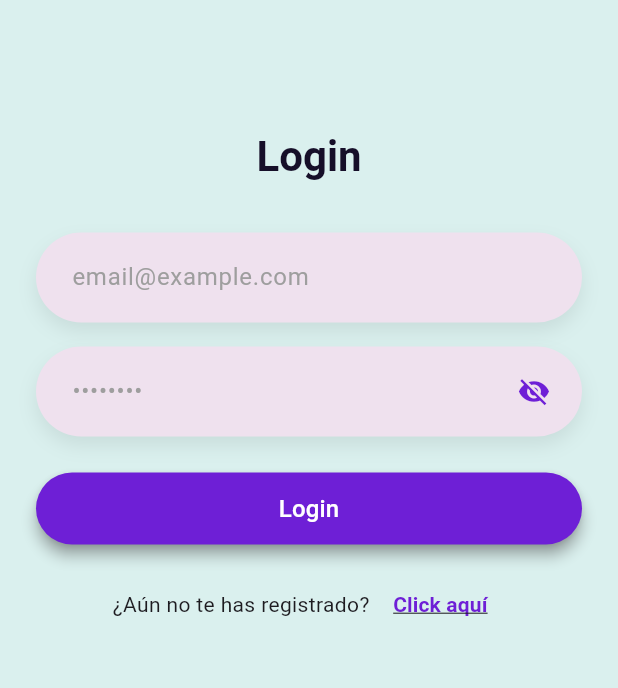
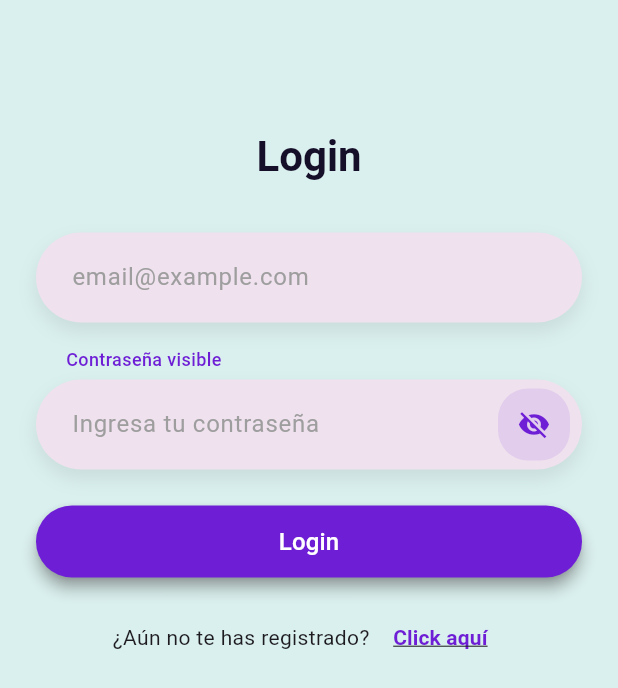
Before and after one commit to GrupoMedac7/Nexa, a Flutter app: the screen it shows after launch, after a tap on the "visibility" icon, on a phone screen of 412 x 824 dp. Shown: the top 688 px of the screen. Run offline on Flutter 3.47's test engine with Material 3 defaults, Android fonts, the phone set to English and light mode, and no system bars; our stand-ins replace cloud_firestore, firebase_auth, firebase_core; accounts and stored records are empty.

Commit message:
Mejorar botón de revelación con indicadores visuales

```diff
--- a/lib/views/login_page/widgets/login_form.dart
+++ b/lib/views/login_page/widgets/login_form.dart
@@ -96,6 +96,21 @@ class _LoginFormState extends State<LoginForm> {
           const SizedBox(height: 16),
 
           // Contraseña
+          Column(
+            crossAxisAlignment: CrossAxisAlignment.start,
+            children: [
+              if (!_obscurePassword)
+                Padding(
+                  padding: const EdgeInsets.only(left: 20, bottom: 5),
+                  child: Text(
+                    "Contraseña visible",
+                    style: TextStyle(
+                      color: AppTheme.palette["dark_purple"],
+                      fontSize: 12,
+                      fontWeight: FontWeight.w500,
+                    ),
+                  ),
+                ),
               Stack(
                 alignment: Alignment.centerRight,
                 children: [
@@ -114,7 +129,7 @@ class _LoginFormState extends State<LoginForm> {
                       controller: _passwordController,
                       obscureText: _obscurePassword,
                       decoration: InputDecoration(
-                    hintText: "••••••••",
+                        hintText: _obscurePassword ? "••••••••" : "Ingresa tu contraseña",
                         filled: true,
                         fillColor: AppTheme.palette["light_purple"],
                         contentPadding: const EdgeInsets.only(left: 20, right: 60, top: 18, bottom: 18),
@@ -129,10 +144,15 @@ class _LoginFormState extends State<LoginForm> {
                   ),
                   Positioned(
                     right: 8,
+                    child: Container(
+                      decoration: BoxDecoration(
+                        color: _obscurePassword ? Colors.grey.withOpacity(0.1) : AppTheme.palette["dark_purple"]?.withOpacity(0.1),
+                        borderRadius: BorderRadius.circular(20),
+                      ),
                       child: IconButton(
                         icon: Icon(
                           _obscurePassword ? Icons.visibility : Icons.visibility_off,
-                    color: AppTheme.palette["dark_purple"],
+                          color: _obscurePassword ? Colors.grey[600] : AppTheme.palette["dark_purple"],
                           size: 22,
                         ),
                         onPressed: () {
@@ -140,7 +160,11 @@ class _LoginFormState extends State<LoginForm> {
                             _obscurePassword = !_obscurePassword;
                           });
                         },
+                        tooltip: _obscurePassword ? "Mostrar contraseña" : "Ocultar contraseña",
                       ),
+                    ),
+                  ),
+                ],
               ),
             ],
           ),
```
Lines whose indentation alone changed are shown as unchanged.
